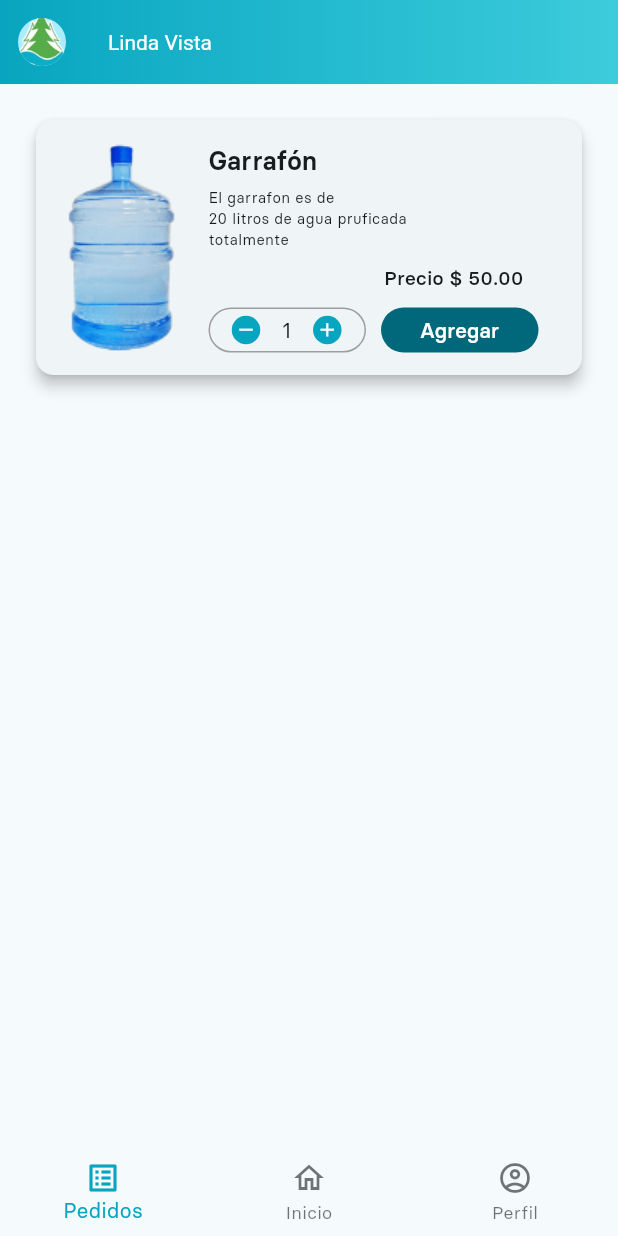
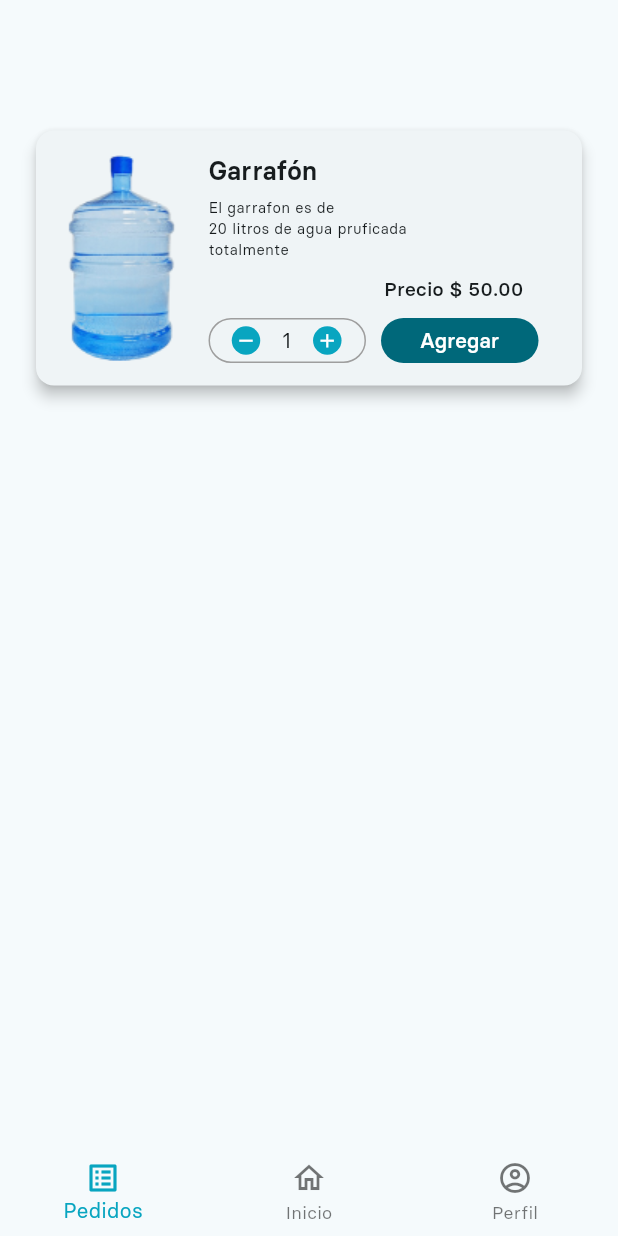
Before and after one commit to daniyyel7/h2o_client_app, a Flutter app: the ViewProductsScreen screen opened by its route, on a phone screen of 412 x 824 dp. Run offline on Flutter 3.47's test engine with Material 3 defaults, Android fonts, the phone set to English and light mode, and no system bars; our stand-ins replace go_router; missing offline and left inert: dart:ffi.

Commit message:
definicion de appbar

```diff
--- a/lib/presentation/widgets/appBar/app_bar_widget.dart
+++ b/lib/presentation/widgets/appBar/app_bar_widget.dart
@@ -1,32 +1,17 @@
 import 'package:flutter/material.dart';
+import 'package:h2o_client_app/presentation/widgets/searachBar/serach_bar_custom.dart';
 
 class AppBarCustom extends StatelessWidget implements PreferredSizeWidget {
-  const AppBarCustom({ super.key,});
+  const AppBarCustom({
+    super.key,
+  });
 
   @override
-  Size get preferredSize => const Size.fromHeight(kToolbarHeight);
+  Size get preferredSize => const Size.fromHeight(kToolbarHeight + 7);
 
   @override
   Widget build(BuildContext context) {
     return AppBar(
-      title: const Text('Linda Vista'),
-      flexibleSpace: Container(
-      decoration: const BoxDecoration(
-      gradient: LinearGradient(
-        begin: Alignment.centerLeft,
-        end: Alignment.centerRight,
-        colors: <Color>[Color(0xFF08A5C0), Color(0xFF3CCCDC)]),
-          ),
-        ),
-      centerTitle: false,
-      titleTextStyle: const TextStyle(color: Colors.white, fontSize: 14 ),
-      leading: const Padding(
-        padding: EdgeInsets.all(12.0),
-        child: CircleAvatar(
-          backgroundImage: AssetImage('assets/img/logo.png')
-        ),
-      ),
     );
   }
-
 }
--- a/lib/presentation/widgets/searachBar/serach_bar_custom.dart
+++ b/lib/presentation/widgets/searachBar/serach_bar_custom.dart
@@ -11,8 +11,12 @@ class SearchBarCustom extends StatelessWidget implements PreferredSizeWidget {
   @override
   Widget build(BuildContext context) {
     return const Padding(
-      padding: EdgeInsets.symmetric(horizontal: 7.0),
+      padding: EdgeInsets.fromLTRB(20, 10, 20, 0),
       child: SearchBar(
+        constraints: BoxConstraints(
+          maxWidth: 300,
+          maxHeight: 35
+        ),
         hintText: "Buscador",
         leading: Icon(
           Icons.search_outlined,
```
